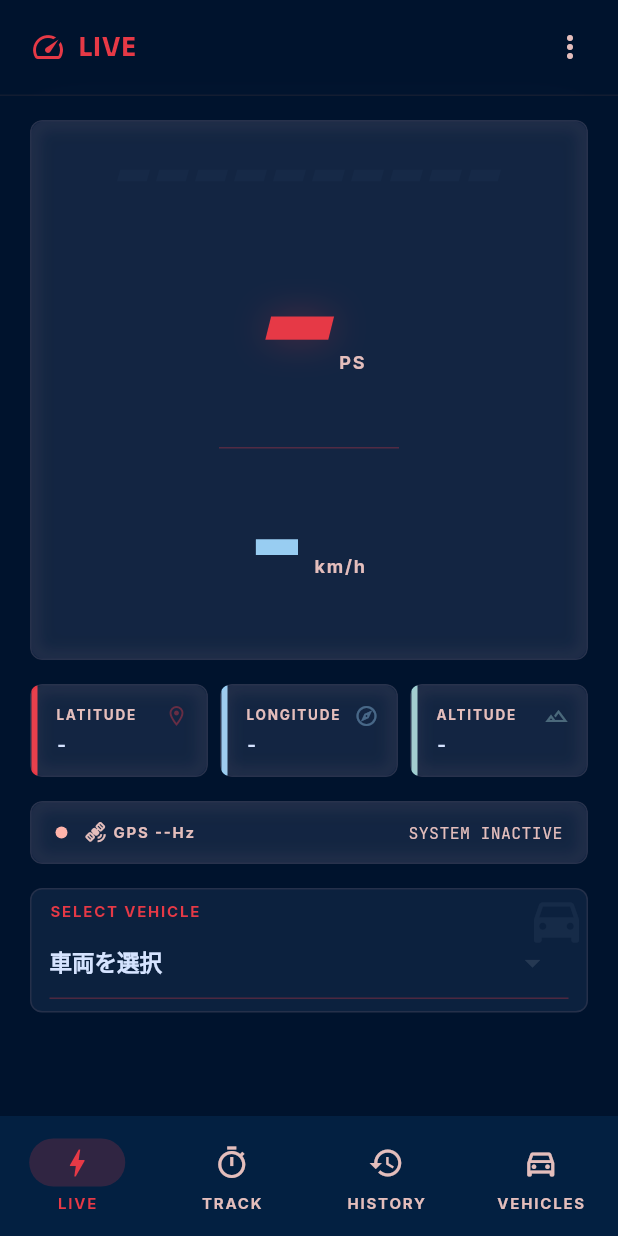
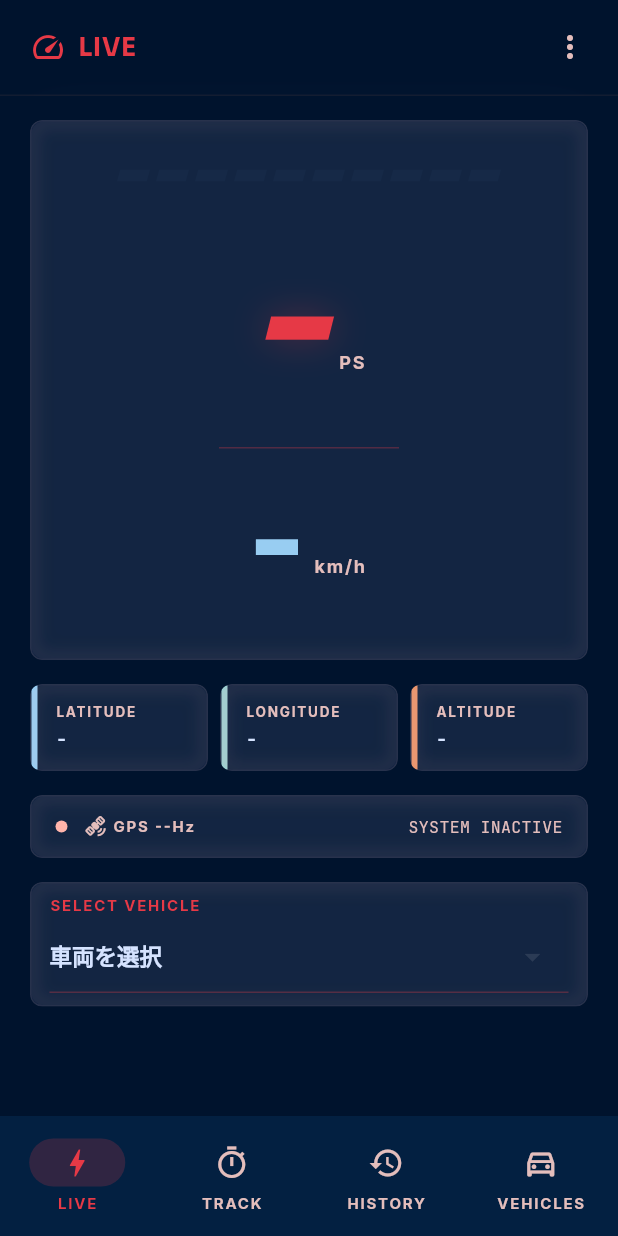
Before and after one commit to takkuns2000/power_tracker_mobile, a Flutter app: the screen it shows after launch, on a phone screen of 412 x 824 dp. Run offline on Flutter 3.47's test engine with Material 3 defaults, Android fonts, the phone set to English and light mode, and no system bars; our stand-ins replace freezed_annotation, geolocator, google_fonts, sqflite; accounts and stored records are empty; generated files the repository leaves out were written again.

Commit message:
Live画面のUI修正 (#14)

```diff
--- a/lib/app_theme.dart
+++ b/lib/app_theme.dart
@@ -15,6 +15,8 @@ class AppColors {
   static const onSurfaceVariant = Color(0xFFE4BEBC);
   static const outline = Color(0xFF5B403F);
   static const error = Color(0xFFFFB4AB);
+  static const warning = Color(0xFFFFD60A);
+  static const accent = Color(0xFFE8956D);
 }
 
 class AppTextStyles {
--- a/lib/l10n/app_localizations.dart
+++ b/lib/l10n/app_localizations.dart
@@ -721,20 +721,32 @@ abstract class AppLocalizations {
   /// No description provided for @locationDenied.
   ///
   /// In ja, this message translates to:
-  /// **'位置情報の利用が拒否されました。タップして再度許可してください。'**
+  /// **'位置情報の利用を許可してください'**
   String get locationDenied;
 
   /// No description provided for @locationPermanentlyDenied.
   ///
   /// In ja, this message translates to:
-  /// **'位置情報の利用が永続的に拒否されています。設定アプリから許可してください。'**
+  /// **'位置情報の利用を許可してください'**
   String get locationPermanentlyDenied;
 
   /// No description provided for @locationServiceDisabled.
   ///
   /// In ja, this message translates to:
-  /// **'位置情報サービスが無効です。端末の設定から有効にしてください。'**
+  /// **'位置情報の利用を許可してください'**
   String get locationServiceDisabled;
+
+  /// No description provided for @locationPermissionMessage.
+  ///
+  /// In ja, this message translates to:
+  /// **'位置情報が許可されていません'**
+  String get locationPermissionMessage;
+
+  /// No description provided for @locationPermissionAction.
+  ///
+  /// In ja, this message translates to:
+  /// **'許可する'**
+  String get locationPermissionAction;
 
   /// No description provided for @loadError.
   ///
--- a/lib/viewmodels/gps_viewmodel.dart
+++ b/lib/viewmodels/gps_viewmodel.dart
@@ -12,9 +12,20 @@ class GpsViewModel extends ChangeNotifier {
 
   GpsPermissionStatus get permissionStatus => _service.permissionStatus;
 
+  bool get showPermissionBanner =>
+      _service.permissionStatus != GpsPermissionStatus.granted &&
+      _service.permissionStatus != GpsPermissionStatus.unknown;
+
   Future<void> retryPermission() => _service.retryPermission();
 
   Future<void> openSettings() => _service.openSettings();
+
+  Future<void> handlePermissionAction() {
+    return switch (_service.permissionStatus) {
+      GpsPermissionStatus.denied => _service.retryPermission(),
+      _ => _service.openSettings(),
+    };
+  }
 
   void _onServiceChanged() => notifyListeners();
 
--- a/lib/views/realtime/realtime_view.dart
+++ b/lib/views/realtime/realtime_view.dart
@@ -36,16 +36,22 @@ class RealtimeView extends StatelessWidget {
               padding: const EdgeInsets.fromLTRB(20, 16, 20, 16),
               child: Column(
                 children: [
-                  _CentralGaugeCard(
-                    ps: vm.ps,
-                    speedKmh: vm.speedKmh,
+                  Stack(
+                    children: [
+                      _CentralGaugeCard(
+                        ps: vm.ps,
+                        speedKmh: vm.speedKmh,
+                      ),
+                      if (gps.showPermissionBanner)
+                        Positioned(
+                          top: 0,
+                          left: 0,
+                          right: 0,
+                          child: _GpsPermissionBanner(gps: gps),
+                        ),
+                    ],
                   ),
                   const SizedBox(height: 16),
-                  if (gps.permissionStatus != GpsPermissionStatus.granted &&
-                      gps.permissionStatus != GpsPermissionStatus.unknown) ...[
-                    _GpsPermissionBanner(gps: gps),
-                    const SizedBox(height: 16),
-                  ],
                   _GpsGrid(
                     latitude: vm.latitude,
                     longitude: vm.longitude,
@@ -252,29 +258,12 @@ class _GpsGrid extends StatelessWidget {
           Expanded(
             child: GlassCard(
               padding: const EdgeInsets.all(12),
-              leftBorderColor: AppColors.primary,
+              leftBorderColor: AppColors.secondary,
               child: _GpsItem(
                 label: l10n.latitude,
                 value: latitude != null
                     ? '${latitude!.toStringAsFixed(4)}°N'
                     : '-',
-                icon: Icons.location_on_outlined,
-                iconColor: AppColors.primary,
-              ),
-            ),
-          ),
-          const SizedBox(width: 8),
-          Expanded(
-            child: GlassCard(
-              padding: const EdgeInsets.all(12),
-              leftBorderColor: AppColors.secondary,
-              child: _GpsItem(
-                label: l10n.longitude,
-                value: longitude != null
-                    ? '${longitude!.toStringAsFixed(4)}°E'
-                    : '-',
-                icon: Icons.explore_outlined,
-                iconColor: AppColors.secondary,
               ),
             ),
           ),
@@ -284,12 +273,23 @@ class _GpsGrid extends StatelessWidget {
               padding: const EdgeInsets.all(12),
               leftBorderColor: AppColors.tertiary,
               child: _GpsItem(
+                label: l10n.longitude,
+                value: longitude != null
+                    ? '${longitude!.toStringAsFixed(4)}°E'
+                    : '-',
+              ),
+            ),
+          ),
+          const SizedBox(width: 8),
+          Expanded(
+            child: GlassCard(
+              padding: const EdgeInsets.all(12),
+              leftBorderColor: AppColors.accent,
+              child: _GpsItem(
                 label: l10n.altitude,
                 value: altitudeM != null
                     ? '${altitudeM!.toStringAsFixed(0)} m'
                     : '-',
-                icon: Icons.landscape_outlined,
-                iconColor: AppColors.tertiary,
               ),
             ),
           ),
@@ -303,32 +303,18 @@ class _GpsItem extends StatelessWidget {
   const _GpsItem({
     required this.label,
     required this.value,
-    required this.icon,
-    required this.iconColor,
   });
   final String label;
   final String value;
-  final IconData icon;
-  final Color iconColor;
 
   @override
   Widget build(BuildContext context) {
     return Column(
       crossAxisAlignment: CrossAxisAlignment.start,
       children: [
-        Row(
-          mainAxisAlignment: MainAxisAlignment.spaceBetween,
-          children: [
-            Flexible(
-              child: Text(
-                label,
-                style: AppTextStyles.labelCaps(context)
-                    .copyWith(fontSize: 9),
-              ),
-            ),
-            Icon(icon,
-                color: iconColor.withValues(alpha: 0.4), size: 16),
-          ],
+        Text(
+          label,
+          style: AppTextStyles.labelCaps(context).copyWith(fontSize: 9),
         ),
         const SizedBox(height: 4),
         Text(
@@ -399,38 +385,42 @@ class _GpsPermissionBanner extends StatelessWidget {
   @override
   Widget build(BuildContext context) {
     final l10n = AppLocalizations.of(context)!;
-    final (IconData icon, String message, VoidCallback? onTap) =
-        switch (gps.permissionStatus) {
-      GpsPermissionStatus.denied => (
-          Icons.location_off_outlined,
-          l10n.locationDenied,
-          gps.retryPermission,
+    return GestureDetector(
+      onTap: gps.handlePermissionAction,
+      child: Container(
+        padding: const EdgeInsets.symmetric(horizontal: 12, vertical: 10),
+        decoration: BoxDecoration(
+          color: AppColors.warning.withValues(alpha: 0.12),
+          borderRadius: BorderRadius.circular(8),
+          border: Border.all(color: AppColors.warning.withValues(alpha: 0.7), width: 1),
         ),
-      GpsPermissionStatus.permanentlyDenied => (
-          Icons.settings_outlined,
-          l10n.locationPermanentlyDenied,
-          gps.openSettings,
-        ),
-      _ => (
-          Icons.gps_off_outlined,
-          l10n.locationServiceDisabled,
-          null,
-        ),
-    };
-
-    return GestureDetector(
-      onTap: onTap,
-      child: GlassCard(
-        padding: const EdgeInsets.symmetric(horizontal: 12, vertical: 10),
-        leftBorderColor: AppColors.error,
         child: Row(
           children: [
-            Icon(icon, color: AppColors.error, size: 18),
+            const Icon(Icons.location_off_outlined, color: AppColors.warning, size: 18),
             const SizedBox(width: 10),
             Expanded(
               child: Text(
-                message,
-                style: AppTextStyles.bodyMd(context).copyWith(fontSize: 12),
+                l10n.locationPermissionMessage,
+                style: AppTextStyles.bodyMd(context).copyWith(
+                  fontSize: 14,
+                  fontWeight: FontWeight.w700,
+                  color: AppColors.onSurface,
+                ),
+              ),
+            ),
+            const SizedBox(width: 8),
+            Container(
+              padding: const EdgeInsets.symmetric(horizontal: 8, vertical: 3),
+              decoration: BoxDecoration(
+                borderRadius: BorderRadius.circular(4),
+                border: Border.all(color: AppColors.warning.withValues(alpha: 0.7), width: 1),
+              ),
+              child: Text(
+                l10n.locationPermissionAction,
+                style: AppTextStyles.labelCaps(context).copyWith(
+                  fontSize: 14,
+                  color: AppColors.onSurface,
+                ),
               ),
             ),
           ],
--- a/lib/views/widgets/vehicle_dropdown_card.dart
+++ b/lib/views/widgets/vehicle_dropdown_card.dart
@@ -2,6 +2,7 @@ import 'package:flutter/material.dart';
 import '../../app_theme.dart';
 import '../../l10n/app_localizations.dart';
 import '../../models/vehicle.dart';
+import 'glass_card.dart';
 
 /// 計測準備画面・LIVE画面で共用する車両選択カード。
 class VehicleDropdownCard extends StatelessWidget {
@@ -23,24 +24,7 @@ class VehicleDropdownCard extends StatelessWidget {
         ? vehicles.where((v) => v.id?.toString() == selectedId).firstOrNull
         : null;
 
-    return Container(
-      decoration: BoxDecoration(
-        color: const Color(0x661D3557),
-        borderRadius: BorderRadius.circular(8),
-        border: Border.all(color: const Color(0x1AFFB3B1), width: 1),
-      ),
-      child: Stack(
-        children: [
-          Positioned(
-            top: 0,
-            right: 0,
-            child: Icon(
-              Icons.directions_car,
-              size: 40,
-              color: AppColors.onSurface.withValues(alpha: 0.05),
-            ),
-          ),
-          Padding(
+    return GlassCard(
       padding: const EdgeInsets.symmetric(horizontal: 12, vertical: 8),
       child: Column(
         crossAxisAlignment: CrossAxisAlignment.start,
@@ -67,8 +51,7 @@ class VehicleDropdownCard extends StatelessWidget {
                 ),
               ),
               focusedBorder: const UnderlineInputBorder(
-                      borderSide:
-                          BorderSide(color: AppColors.primary, width: 2),
+                borderSide: BorderSide(color: AppColors.primary, width: 2),
               ),
               filled: false,
             ),
@@ -86,9 +69,6 @@ class VehicleDropdownCard extends StatelessWidget {
           ),
         ],
       ),
-          ),
-        ],
-      ),
     );
   }
 }
```
Also changed, not shown: lib/l10n/app_ja.arb (+6 -3 lines), lib/l10n/app_localizations_ja.dart (+9 -4 lines). Lines whose indentation alone changed are shown as unchanged.
